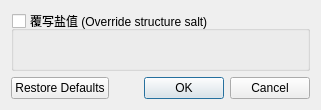
Before: the Qt Designer form src/extgendialog.ui in Sinbing/cubiomes-viewer, drawn with Qt 5.
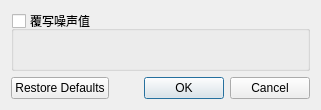
After: the same form once the commit is applied. Icons and pictures are not drawn.

```diff
--- a/src/extgendialog.ui
+++ b/src/extgendialog.ui
@@ -21,7 +21,7 @@
    <item row="1" column="0" colspan="2">
     <widget class="QGroupBox" name="groupSalts">
      <property name="title">
-      <string>覆写盐值 (Override structure salt)</string>
+      <string>覆写噪声值</string>
      </property>
      <property name="checkable">
       <bool>true</bool>
```
